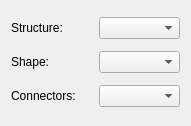
Old version of the form plugins/treeshape/TreeShapeConfigWidget.ui in the repository KDE/krita.
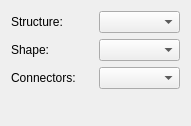
New version of the form.

Commit message: Clean up tool options widgets

```diff
--- a/plugins/treeshape/TreeShapeConfigWidget.ui
+++ b/plugins/treeshape/TreeShapeConfigWidget.ui
@@ -44,6 +44,19 @@
    <item row="2" column="1">
     <widget class="QComboBox" name="connectionType"/>
    </item>
+   <item row="3" column="0">
+    <spacer name="verticalSpacer">
+     <property name="orientation">
+      <enum>Qt::Vertical</enum>
+     </property>
+     <property name="sizeHint" stdset="0">
+      <size>
+       <width>20</width>
+       <height>0</height>
+      </size>
+     </property>
+    </spacer>
+   </item>
   </layout>
  </widget>
  <resources/>
```
The commit also changes 6 other files.
